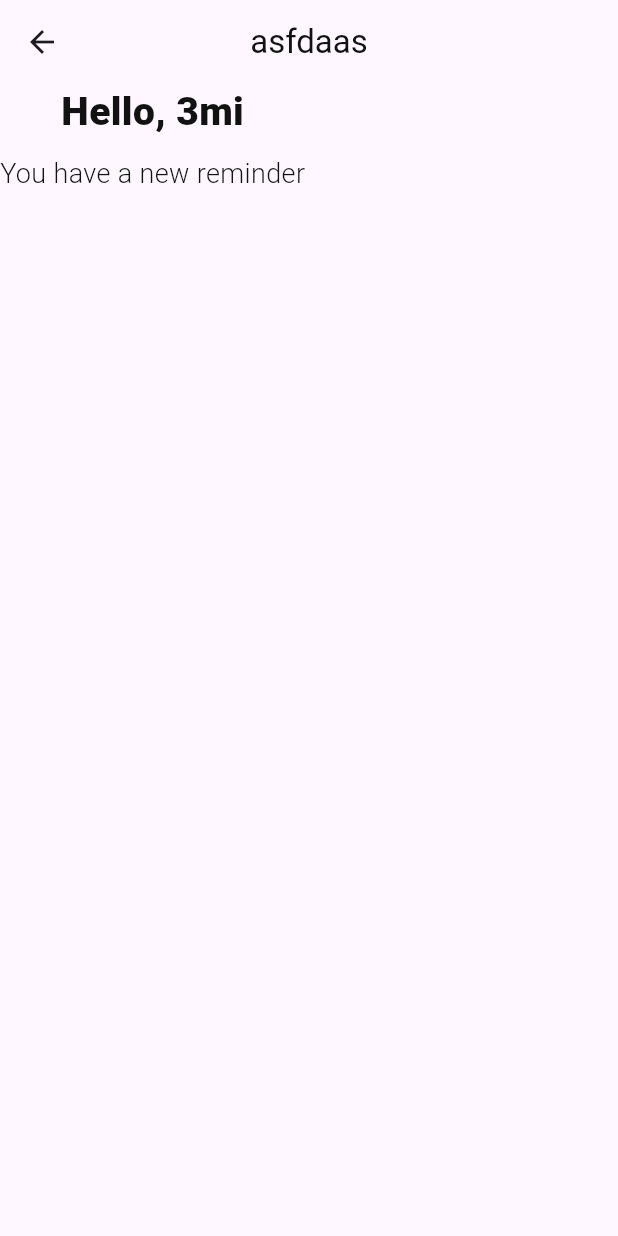
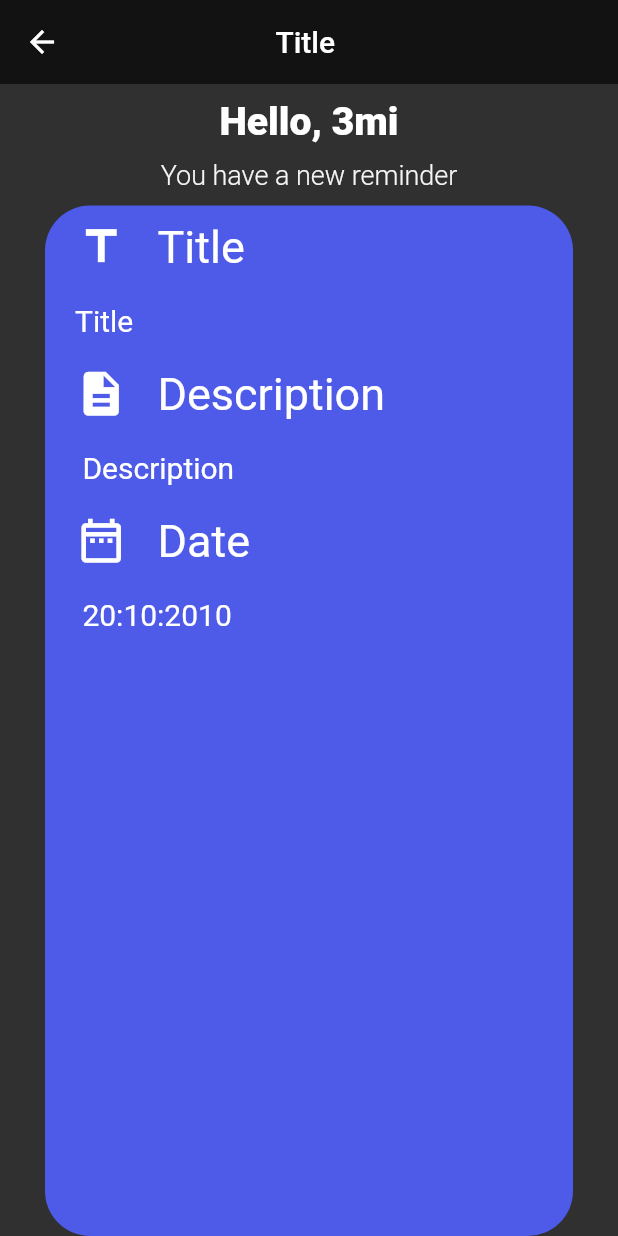
Before and after one commit to MasameEh/Todo_app, a Flutter app: the screen it shows after launch, after a tap on the "arrow back" icon, on a phone screen of 412 x 824 dp. Run offline on Flutter 3.47's test engine with Material 2 defaults, Android fonts, the phone set to English and light mode, and no system bars; our stand-ins replace get, get_storage, google_fonts.

Commit message:
add theme services and themes

```diff
--- a/lib/main.dart
+++ b/lib/main.dart
@@ -1,7 +1,10 @@
 import 'package:flutter/material.dart';
 import 'package:get/get.dart';
+import 'package:todo_app/services/theme_services.dart';
+import 'package:todo_app/ui/screens/home_screenn.dart';
 
 import 'ui/screens/notification_screen.dart';
+import 'ui/themes.dart';
 
 void main() {
   runApp(const MyApp());
@@ -14,13 +17,11 @@ class MyApp extends StatelessWidget {
   Widget build(BuildContext context) {
     return GetMaterialApp(
       title: 'Flutter Demo',
-      theme: ThemeData(
-        primaryColor: Colors.teal,
-        backgroundColor: Colors.teal,
-
-        useMaterial3: true,
-      ),
-      home: const NotificationScreen(payload: 'asfdaas|fdas|sa'),
+      theme: Themes.light,
+      darkTheme: Themes.dark,
+      themeMode: ThemeServices().theme,
+      debugShowCheckedModeBanner: false,
+      home: const HomeScreen(),
     );
   }
 }
--- a/lib/services/theme_services.dart
+++ b/lib/services/theme_services.dart
@@ -0,0 +1,32 @@
+import 'package:flutter/material.dart';
+import 'package:get/get.dart';
+import 'package:get/get_core/src/get_main.dart';
+import 'package:get_storage/get_storage.dart';
+
+class ThemeServices
+{
+  final GetStorage _box = GetStorage();
+  final _key = 'isDarkMode';
+
+  void _saveThemeToBox(bool isDarkMode)
+  {
+    _box.write(_key, isDarkMode);
+  }
+
+  bool _loadThemeFromBox()
+  {
+    return _box.read<bool>(_key) ?? false;
+  }
+
+  ThemeMode get theme
+  {
+    return _loadThemeFromBox() ? ThemeMode.dark: ThemeMode.light;
+  }
+
+
+  void switchTheme()
+  {
+    Get.changeThemeMode(_loadThemeFromBox() ? ThemeMode.light: ThemeMode.dark);
+    _saveThemeToBox(!_loadThemeFromBox());
+  }
+}
--- /dev/null
+++ b/lib/ui/screens/home_screenn.dart
@@ -0,0 +1,26 @@
+import 'package:flutter/material.dart';
+import 'package:get/get.dart';
+import 'package:todo_app/services/theme_services.dart';
+import 'package:todo_app/ui/screens/notification_screen.dart';
+
+import '../themes.dart';
+
+class HomeScreen extends StatelessWidget {
+  const HomeScreen({super.key});
+
+  @override
+  Widget build(BuildContext context) {
+    return Scaffold(
+      appBar: AppBar(
+        leading: IconButton(
+          onPressed: () {
+            ThemeServices().switchTheme();
+            Get.to(const NotificationScreen(payload: 'Title | Description | 20:10:2010'));
+          } ,
+          icon: Icon(Icons.arrow_back_outlined, color: Get.isDarkMode ? Colors.white: darkGreyClr),
+        ),
+      ),
+      body: Container(),
+    );
+  }
+}
--- a/lib/ui/screens/notification_screen.dart
+++ b/lib/ui/screens/notification_screen.dart
@@ -1,7 +1,7 @@
 import 'package:flutter/material.dart';
 import 'package:get/get.dart';
 
-import '../theme.dart';
+import '../themes.dart';
 
 class NotificationScreen extends StatefulWidget {
   const NotificationScreen({super.key, required this.payload});
@@ -26,8 +26,8 @@ class _NotificationScreenState extends State<NotificationScreen> {
     return Scaffold(
       appBar: AppBar(
         leading: IconButton(
-            onPressed: () => Get.back,
-            icon: const Icon(Icons.arrow_back_outlined),
+            onPressed: () => Get.back(),
+            icon: Icon(Icons.arrow_back_outlined, color: Get.isDarkMode ? Colors.white: darkGreyClr),
         ),
         backgroundColor: context.theme.backgroundColor,
         elevation: 0.0,
@@ -43,6 +43,7 @@ class _NotificationScreenState extends State<NotificationScreen> {
         (
         child: Column(
           children: [
+            const SizedBox(height: 10,),
             Text('Hello, 3mi',
                 style: TextStyle(
                   fontWeight: FontWeight.w900,
@@ -58,6 +59,98 @@ class _NotificationScreenState extends State<NotificationScreen> {
                   color: Get.isDarkMode ? Colors.grey[100]: darkGreyClr,
                 )
             ),
+            const SizedBox(height: 10,),
+            Expanded(
+              child: Container(
+                padding:  const EdgeInsets.symmetric(horizontal: 20, vertical: 10),
+                margin: const EdgeInsets.symmetric(horizontal: 30),
+                decoration: BoxDecoration(
+                  color: primaryClr,
+                  borderRadius: BorderRadius.circular(30),
+                ),
+                child: SingleChildScrollView(
+                  child: Column(
+                    crossAxisAlignment: CrossAxisAlignment.start,
+                    children: [
+                      const Row(
+                        children: [
+                          const Icon(Icons.title,
+                          color: Colors.white, size: 35,
+                          ),
+                          const SizedBox(width: 20,),
+                          Text(
+                            'Title',
+                            style: const TextStyle(
+                              color: Colors.white,
+                              fontSize: 30,
+                            ),
+                          ),
+                        ],
+                      ),
+                      const SizedBox(height: 20,),
+                      Text(
+                        _payload.toString().split('|')[0],
+                        style: const TextStyle(
+                          color: Colors.white,
+                          fontSize: 20,
+                        ),
+                      ),
+                      const SizedBox(height: 20,),
+                      const Row(
+                        children: [
+                          Icon(Icons.description,
+                            color: Colors.white, size: 35,
+                          ),
+                          SizedBox(width: 20,),
+                          Text(
+                            'Description',
+                            style: TextStyle(
+                              color: Colors.white,
+                              fontSize: 30,
+                            ),
+                          ),
+                        ],
+                      ),
+                      const SizedBox(height: 20,),
+                      Text(
+                        _payload.toString().split('|')[1],
+                        style: const TextStyle(
+                          color: Colors.white,
+                          fontSize: 20,
+                        ),
+                        textAlign: TextAlign.justify,
+                      ),
+                      const SizedBox(height: 20,),
+                      const Row(
+                        children: [
+                          Icon(Icons.date_range_outlined,
+                            color: Colors.white, size: 35,
+                          ),
+                          SizedBox(width: 20,),
+                          Text(
+                            'Date',
+                            style: TextStyle(
+                              color: Colors.white,
+                              fontSize: 30,
+                            ),
+                          ),
+                        ],
+                      ),
+                      const SizedBox(height: 20,),
+                      Text(
+                        _payload.toString().split('|')[2],
+                        style: const TextStyle(
+                          color: Colors.white,
+                          fontSize: 20,
+                        ),
+                      ),
+                      const SizedBox(height: 20,),
+                    ],
+
+                  ),
+                ),
+              ),
+            ),
           ],
         ),
       ),
--- a/lib/ui/theme.dart
+++ /dev/null
@@ -1,11 +0,0 @@
-import 'package:flutter/material.dart';
-
-const Color bluishClr = Color(0xFF4e5ae8);
-const Color orangeClr = Color(0xCFFF8746);
-const Color pinkClr = Color(0xFFff4667);
-const Color white = Colors.white;
-const primaryClr = bluishClr;
-const Color darkGreyClr = Color(0xFF121212);
-const Color darkHeaderClr = Color(0xFF424242);
-
-class Themes {}
--- /dev/null
+++ b/lib/ui/themes.dart
@@ -0,0 +1,92 @@
+import 'package:flutter/material.dart';
+import 'package:get/get.dart';
+import 'package:google_fonts/google_fonts.dart';
+
+const Color bluishClr = Color(0xFF4e5ae8);
+const Color orangeClr = Color(0xCFFF8746);
+const Color pinkClr = Color(0xFFff4667);
+const Color white = Colors.white;
+const primaryClr = bluishClr;
+const Color darkGreyClr = Color(0xFF121212);
+const Color darkHeaderClr = Color(0xFF424242);
+
+class Themes {
+
+  static final light = ThemeData(
+    primaryColor: primaryClr,
+    backgroundColor: primaryClr,
+    brightness: Brightness.light
+  );
+
+  static final dark = ThemeData(
+      primaryColor: darkGreyClr,
+      backgroundColor: darkGreyClr,
+      brightness: Brightness.dark
+  );
+
+  TextStyle get headingStyle
+  {
+    return GoogleFonts.lato(
+        textStyle: TextStyle(
+            color: Get.isDarkMode ? Colors.white: darkGreyClr,
+            fontSize: 24,
+            fontWeight: FontWeight.bold,
+            )
+        );
+  }
+
+  TextStyle get subHeadingStyle
+  {
+    return GoogleFonts.lato(
+        textStyle: TextStyle(
+          color: Get.isDarkMode ? Colors.white: darkGreyClr,
+          fontSize: 20,
+          fontWeight: FontWeight.bold,
+        )
+    );
+  }
+
+  TextStyle get titleStyle
+  {
+    return GoogleFonts.lato(
+        textStyle: TextStyle(
+          color: Get.isDarkMode ? Colors.white: darkGreyClr,
+          fontSize: 18,
+          fontWeight: FontWeight.bold,
+        )
+    );
+  }
+
+  TextStyle get subTitleStyle
+  {
+    return GoogleFonts.lato(
+        textStyle: TextStyle(
+          color: Get.isDarkMode ? Colors.white: darkGreyClr,
+          fontSize: 16,
+          fontWeight: FontWeight.w400,
+        )
+    );
+  }
+
+  TextStyle get bodyStyle
+  {
+    return GoogleFonts.lato(
+        textStyle: TextStyle(
+          color: Get.isDarkMode ? Colors.white: darkGreyClr,
+          fontSize: 14,
+          fontWeight: FontWeight.w400,
+        )
+    );
+  }
+
+  TextStyle get body2Style
+  {
+    return GoogleFonts.lato(
+        textStyle: TextStyle(
+          color: Get.isDarkMode ? Colors.grey[200]: darkGreyClr,
+          fontSize: 14,
+          fontWeight: FontWeight.w400,
+        )
+    );
+  }
+}
--- a/pubspec.yaml
+++ b/pubspec.yaml
@@ -37,6 +37,7 @@ dependencies:
   cupertino_icons: ^1.0.2
   get: ^4.6.5
   get_storage: ^2.1.1
+  google_fonts: 6.1.0
 
 dev_dependencies:
   flutter_test:
```
Also changed, not shown: pubspec.lock.
